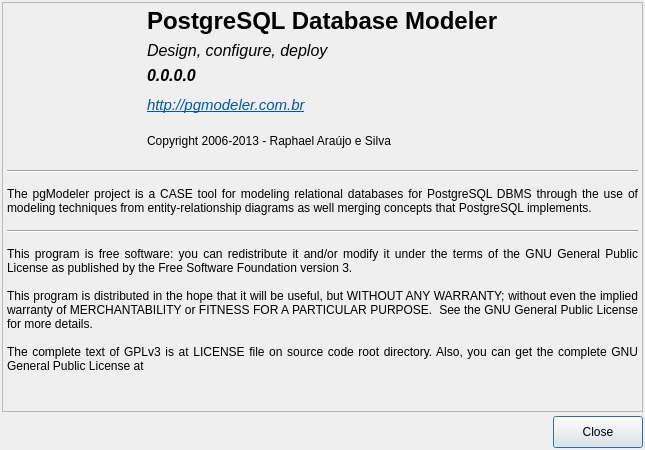
The window that libpgmodeler_ui/ui/aboutform.ui (pgmodeler/pgmodeler) describes before a commit, drawn with Qt 5.
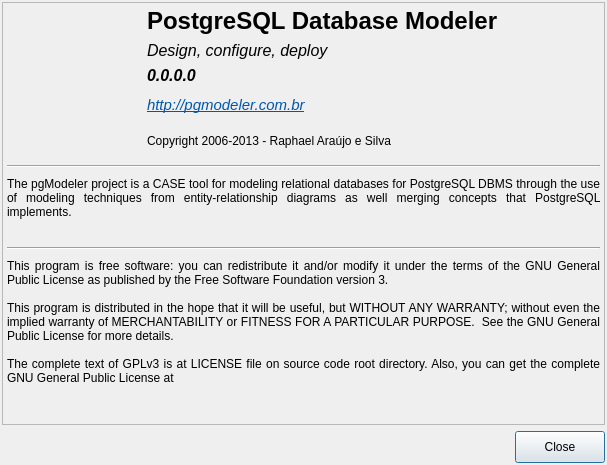
The same window after the commit. Icons and pictures are not drawn.

Patch:
```diff
--- a/libpgmodeler_ui/ui/aboutform.ui
+++ b/libpgmodeler_ui/ui/aboutform.ui
@@ -9,26 +9,26 @@
    <rect>
     <x>0</x>
     <y>0</y>
-    <width>645</width>
-    <height>450</height>
+    <width>607</width>
+    <height>465</height>
    </rect>
   </property>
   <property name="sizePolicy">
-   <sizepolicy hsizetype="Fixed" vsizetype="Fixed">
+   <sizepolicy hsizetype="Fixed" vsizetype="Preferred">
     <horstretch>0</horstretch>
     <verstretch>0</verstretch>
    </sizepolicy>
   </property>
   <property name="minimumSize">
    <size>
-    <width>645</width>
-    <height>450</height>
+    <width>600</width>
+    <height>465</height>
    </size>
   </property>
   <property name="maximumSize">
    <size>
-    <width>645</width>
-    <height>450</height>
+    <width>607</width>
+    <height>465</height>
    </size>
   </property>
   <property name="windowTitle">
@@ -52,7 +52,7 @@
     <number>2</number>
    </property>
    <property name="spacing">
-    <number>4</number>
+    <number>6</number>
    </property>
    <item row="1" column="0">
     <layout class="QHBoxLayout" name="horizontalLayout">
@@ -211,40 +211,14 @@
           </property>
          </widget>
         </item>
-        <item row="2" column="0">
-         <widget class="QLabel" name="pgmodeler_ver_lbl">
-          <property name="sizePolicy">
-           <sizepolicy hsizetype="Expanding" vsizetype="Fixed">
-            <horstretch>0</horstretch>
-            <verstretch>0</verstretch>
-           </sizepolicy>
-          </property>
-          <property name="minimumSize">
-           <size>
-            <width>60</width>
-            <height>0</height>
-           </size>
-          </property>
-          <property name="maximumSize">
-           <size>
-            <width>16777215</width>
-            <height>18</height>
-           </size>
-          </property>
-          <property name="font">
-           <font>
-            <pointsize>12</pointsize>
-            <weight>75</weight>
-            <italic>true</italic>
-            <bold>true</bold>
-           </font>
-          </property>
+        <item row="4" column="0" colspan="2">
+         <widget class="QLabel" name="label_3">
           <property name="text">
-           <string>0.0.0.0</string>
+           <string>Copyright 2006-2013 - Raphael Araújo e Silva &lt;rkhaotix@gmail.com&gt;</string>
           </property>
          </widget>
         </item>
-        <item row="3" column="0">
+        <item row="3" column="0" colspan="2">
          <widget class="QLabel" name="label_2">
           <property name="font">
            <font>
@@ -262,10 +236,36 @@
           </property>
          </widget>
         </item>
-        <item row="4" column="0">
-         <widget class="QLabel" name="label_3">
+        <item row="2" column="0" colspan="2">
+         <widget class="QLabel" name="pgmodeler_ver_lbl">
+          <property name="sizePolicy">
+           <sizepolicy hsizetype="Expanding" vsizetype="Fixed">
+            <horstretch>0</horstretch>
+            <verstretch>0</verstretch>
+           </sizepolicy>
+          </property>
+          <property name="minimumSize">
+           <size>
+            <width>60</width>
+            <height>0</height>
+           </size>
+          </property>
+          <property name="maximumSize">
+           <size>
+            <width>16777215</width>
+            <height>18</height>
+           </size>
+          </property>
+          <property name="font">
+           <font>
+            <pointsize>12</pointsize>
+            <weight>75</weight>
+            <italic>true</italic>
+            <bold>true</bold>
+           </font>
+          </property>
           <property name="text">
-           <string>Copyright 2006-2013 - Raphael Araújo e Silva &lt;rkhaotix@gmail.com&gt;</string>
+           <string>0.0.0.0</string>
           </property>
          </widget>
         </item>
@@ -274,7 +274,7 @@
       <item row="1" column="0" colspan="2">
        <widget class="QFrame" name="frame_2">
         <property name="sizePolicy">
-         <sizepolicy hsizetype="Minimum" vsizetype="Preferred">
+         <sizepolicy hsizetype="Minimum" vsizetype="Fixed">
           <horstretch>0</horstretch>
           <verstretch>0</verstretch>
          </sizepolicy>
@@ -282,29 +282,13 @@
         <property name="minimumSize">
          <size>
           <width>0</width>
-          <height>20</height>
+          <height>10</height>
          </size>
         </property>
-        <property name="frameShape">
-         <enum>QFrame::HLine</enum>
-        </property>
-        <property name="frameShadow">
-         <enum>QFrame::Sunken</enum>
-        </property>
-       </widget>
-      </item>
-      <item row="3" column="0" colspan="2">
-       <widget class="QFrame" name="frame_3">
-        <property name="sizePolicy">
-         <sizepolicy hsizetype="Minimum" vsizetype="Preferred">
-          <horstretch>0</horstretch>
-          <verstretch>0</verstretch>
-         </sizepolicy>
-        </property>
-        <property name="minimumSize">
+        <property name="maximumSize">
          <size>
-          <width>0</width>
-          <height>20</height>
+          <width>16777215</width>
+          <height>10</height>
          </size>
         </property>
         <property name="frameShape">
@@ -318,7 +302,7 @@
       <item row="4" column="0" colspan="2">
        <widget class="QLabel" name="label_8">
         <property name="sizePolicy">
-         <sizepolicy hsizetype="Preferred" vsizetype="Expanding">
+         <sizepolicy hsizetype="Preferred" vsizetype="Preferred">
           <horstretch>0</horstretch>
           <verstretch>0</verstretch>
          </sizepolicy>
@@ -326,7 +310,7 @@
         <property name="minimumSize">
          <size>
           <width>0</width>
-          <height>0</height>
+          <height>150</height>
          </size>
         </property>
         <property name="frameShadow">
@@ -351,6 +335,9 @@
         <property name="wordWrap">
          <bool>true</bool>
         </property>
+        <property name="margin">
+         <number>4</number>
+        </property>
         <property name="textInteractionFlags">
          <set>Qt::TextSelectableByMouse</set>
         </property>
@@ -359,7 +346,7 @@
       <item row="2" column="0" colspan="2">
        <widget class="QLabel" name="label_20">
         <property name="sizePolicy">
-         <sizepolicy hsizetype="Preferred" vsizetype="Preferred">
+         <sizepolicy hsizetype="Preferred" vsizetype="Fixed">
           <horstretch>0</horstretch>
           <verstretch>0</verstretch>
          </sizepolicy>
@@ -367,7 +354,7 @@
         <property name="minimumSize">
          <size>
           <width>0</width>
-          <height>0</height>
+          <height>60</height>
          </size>
         </property>
         <property name="text">
@@ -382,11 +369,55 @@
         <property name="wordWrap">
          <bool>true</bool>
         </property>
+        <property name="margin">
+         <number>4</number>
+        </property>
         <property name="textInteractionFlags">
          <set>Qt::NoTextInteraction</set>
         </property>
        </widget>
       </item>
+      <item row="3" column="0" colspan="2">
+       <widget class="QFrame" name="frame_3">
+        <property name="sizePolicy">
+         <sizepolicy hsizetype="Minimum" vsizetype="Fixed">
+          <horstretch>0</horstretch>
+          <verstretch>0</verstretch>
+         </sizepolicy>
+        </property>
+        <property name="minimumSize">
+         <size>
+          <width>0</width>
+          <height>10</height>
+         </size>
+        </property>
+        <property name="maximumSize">
+         <size>
+          <width>16777215</width>
+          <height>10</height>
+         </size>
+        </property>
+        <property name="frameShape">
+         <enum>QFrame::HLine</enum>
+        </property>
+        <property name="frameShadow">
+         <enum>QFrame::Sunken</enum>
+        </property>
+       </widget>
+      </item>
+      <item row="5" column="0" colspan="2">
+       <spacer name="verticalSpacer">
+        <property name="orientation">
+         <enum>Qt::Vertical</enum>
+        </property>
+        <property name="sizeHint" stdset="0">
+         <size>
+          <width>20</width>
+          <height>40</height>
+         </size>
+        </property>
+       </spacer>
+      </item>
      </layout>
     </widget>
    </item>
```
